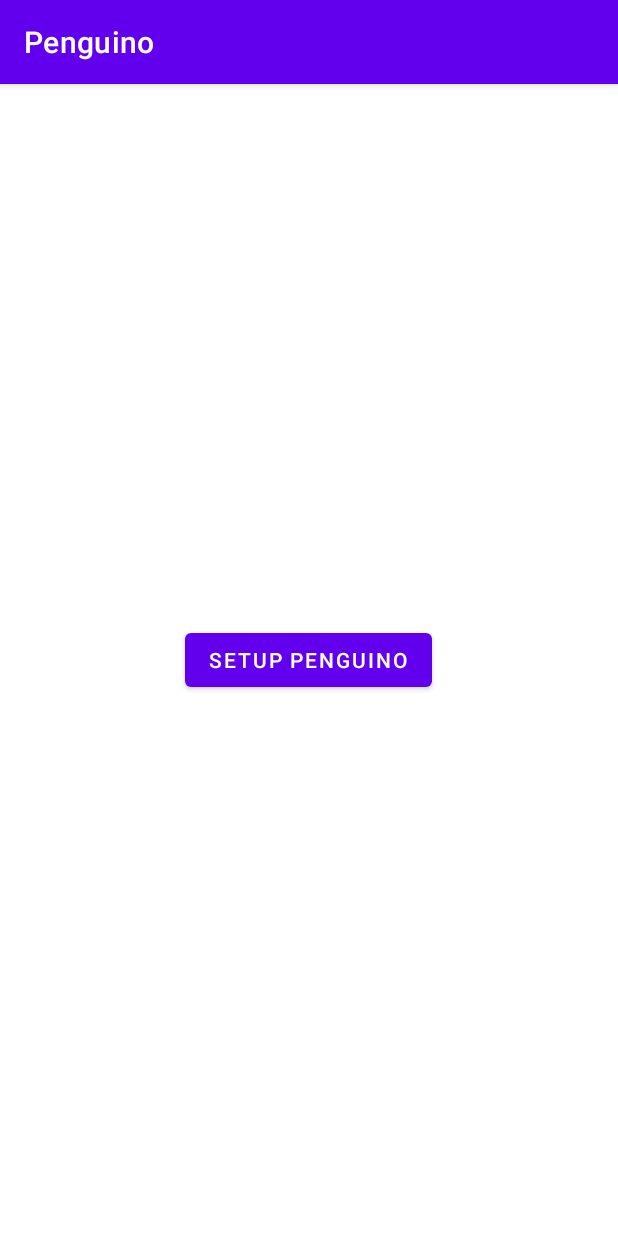
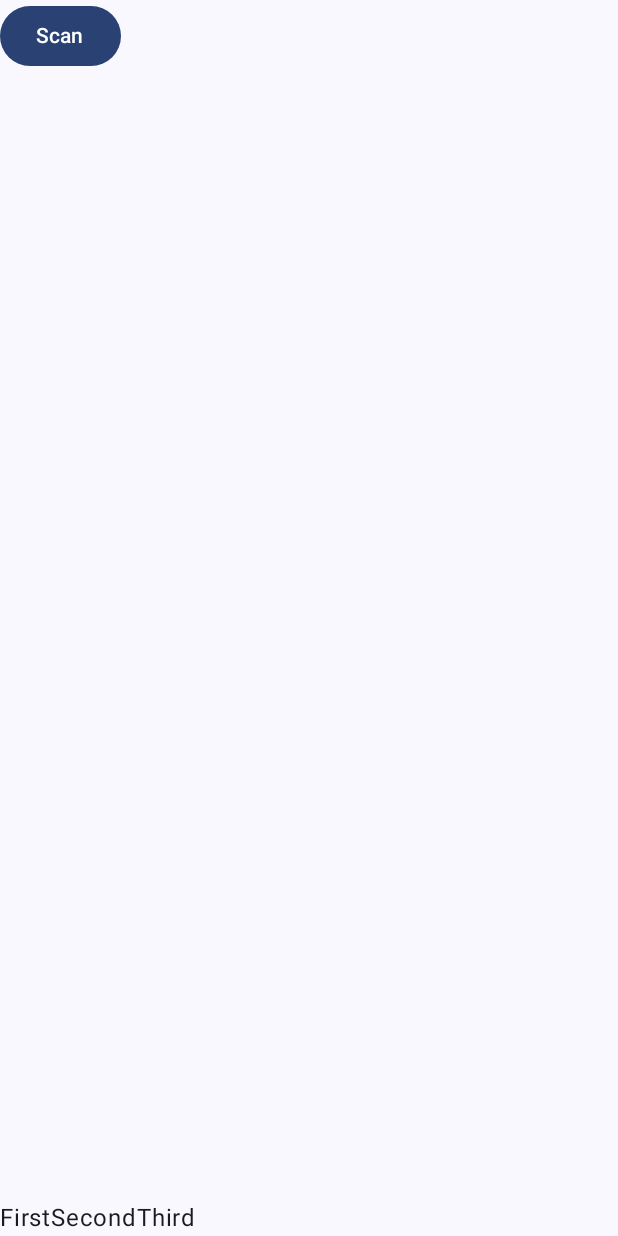
Before and after one commit to sxxxi/penguino-app, an Android app built with Jetpack Compose: the screen it shows after launch (MainActivity before the commit, ComposeActivity after it), on a phone screen of 412 x 824 dp. Run offline under Robolectric (Android 15) with nearby library versions, the light colour scheme and no system bars; our stand-ins replace Dagger/Hilt's generated code.

Commit message:
Start Jetpack compose migration

```diff
--- /dev/null
+++ b/app/src/main/java/com/penguino/BluetoothApp.kt
@@ -0,0 +1,8 @@
+package com.penguino
+
+import android.app.Application
+import dagger.hilt.android.HiltAndroidApp
+
+@HiltAndroidApp
+class BluetoothApp: Application() {
+}
--- /dev/null
+++ b/app/src/main/java/com/penguino/ComposeActivity.kt
@@ -0,0 +1,131 @@
+package com.penguino
+
+import android.Manifest
+import android.os.Bundle
+import android.util.Log
+import androidx.activity.ComponentActivity
+import androidx.activity.compose.setContent
+import androidx.activity.result.ActivityResultLauncher
+import androidx.activity.result.contract.ActivityResultContracts
+import androidx.compose.foundation.layout.Box
+import androidx.compose.foundation.layout.Row
+import androidx.compose.foundation.layout.fillMaxSize
+import androidx.compose.foundation.layout.padding
+import androidx.compose.material3.BottomAppBar
+import androidx.compose.material3.ExperimentalMaterial3Api
+import androidx.compose.material3.MaterialTheme
+import androidx.compose.material3.Scaffold
+import androidx.compose.material3.Surface
+import androidx.compose.material3.Text
+import androidx.compose.runtime.Composable
+import androidx.compose.runtime.collectAsState
+import androidx.compose.runtime.getValue
+import androidx.compose.ui.Modifier
+import androidx.compose.ui.tooling.preview.Preview
+import androidx.hilt.navigation.compose.hiltViewModel
+import androidx.navigation.NavController
+import androidx.navigation.NavHost
+import androidx.navigation.NavHostController
+import androidx.navigation.compose.NavHost
+import androidx.navigation.compose.composable
+import androidx.navigation.compose.rememberNavController
+import com.penguino.ui.theme.PenguinoTheme
+import com.penguino.viewmodels.BluetoothVM
+import com.penguino.views.DeviceList
+import com.penguino.views.DeviceScan
+import com.penguino.views.HomeScreen
+import dagger.hilt.android.AndroidEntryPoint
+import dagger.hilt.android.HiltAndroidApp
+
+@AndroidEntryPoint
+class ComposeActivity : ComponentActivity() {
+    // A popup for granting access. This is temporary and I am looking for better alternatives.
+    private val multiplePermissionLauncher: ActivityResultLauncher<Array<String>> =
+        registerForActivityResult(
+            ActivityResultContracts.RequestMultiplePermissions()
+        ) { results ->
+            results.forEach {
+                Log.d("BOOBA", "${it.key}: ${it.value}")
+            }
+        }
+
+    override fun onCreate(savedInstanceState: Bundle?) {
+        super.onCreate(savedInstanceState)
+        setContent {
+            PenguinoTheme {
+                // A surface container using the 'background' color from the theme
+                Surface(
+                    modifier = Modifier.fillMaxSize(),
+                    color = MaterialTheme.colorScheme.background
+                ) {
+                    MainScreen()
+                }
+            }
+        }
+        // Ask permission on application launch
+        multiplePermissionLauncher.launch(arrayOf(
+            Manifest.permission.BLUETOOTH_CONNECT,
+            Manifest.permission.BLUETOOTH_SCAN,
+            Manifest.permission.ACCESS_FINE_LOCATION,
+            Manifest.permission.ACCESS_COARSE_LOCATION,
+        ))
+    }
+}
+
+@Composable
+fun BottomBar() {
+    Row {
+        Text("First")
+        Text("Second")
+        Text("Third")
+    }
+}
+
+
+
+@OptIn(ExperimentalMaterial3Api::class)
+@Composable
+fun MainScreen(
+    modifier: Modifier = Modifier,
+    btVM: BluetoothVM = hiltViewModel(),
+    navController: NavHostController = rememberNavController()
+) {
+    Scaffold (
+        bottomBar = { BottomBar() }
+    ) {
+        NavHost(
+            navController = navController,
+            startDestination = "home",
+            modifier = modifier.padding(it)
+        ) {
+            composable("home") {
+                HomeScreen(onNavigateToScan = { navController.navigate("scan") })
+            }
+            composable("scan") {
+                btVM.scanDevices()
+                DeviceScan(
+                    onNavigateToDeviceList = { navController.navigate("deviceList") },
+                    onNavigateToHome = { navController.navigate("home") },
+                )
+            }
+            composable("deviceList") {
+                DeviceList()
+            }
+        }
+
+    }
+}
+
+@Preview(showBackground = true)
+@Composable
+fun MainScreenPreview() {
+    PenguinoTheme {
+        // A surface container using the 'background' color from the theme
+        Surface(
+            modifier = Modifier.fillMaxSize(),
+            color = MaterialTheme.colorScheme.background
+        ) {
+            MainScreen()
+        }
+    }
+}
--- /dev/null
+++ b/app/src/main/java/com/penguino/bluetooth/services/BluetoothManagement.kt
@@ -0,0 +1,7 @@
+package com.penguino.bluetooth.services
+
+import android.bluetooth.BluetoothAdapter
+
+interface BluetoothManagement {
+    fun scanDevices();
+}
--- /dev/null
+++ b/app/src/main/java/com/penguino/hilt/HiltModule.kt
@@ -0,0 +1,33 @@
+package com.penguino.hilt
+
+import android.bluetooth.BluetoothAdapter
+import android.bluetooth.BluetoothManager
+import android.content.Context
+import android.util.Log
+import com.penguino.bluetooth.services.BluetoothManagement
+import com.penguino.bluetooth.services.BluetoothManagementImpl
+import dagger.Module
+import dagger.Provides
+import dagger.hilt.InstallIn
+import dagger.hilt.android.qualifiers.ApplicationContext
+import dagger.hilt.components.SingletonComponent
+import javax.inject.Singleton
+
+@Module
+@InstallIn(SingletonComponent::class)
+object HiltModule {
+
+    @Provides
+    @Singleton
+    fun provideBluetoothAdapter(
+        @ApplicationContext context: Context
+    ): BluetoothAdapter {
+        return context.getSystemService(BluetoothManager::class.java).adapter
+    }
+
+    @Provides
+    @Singleton
+    fun provideBluetoothManagement(bluetoothAdapter: BluetoothAdapter): BluetoothManagement {
+        return BluetoothManagementImpl(bluetoothAdapter)
+    }
+}
--- /dev/null
+++ b/app/src/main/java/com/penguino/ui/theme/Color.kt
@@ -0,0 +1,11 @@
+package com.penguino.ui.theme
+
+import androidx.compose.ui.graphics.Color
+
+val Purple80 = Color(0xFFD0BCFF)
+val PurpleGrey80 = Color(0xFFCCC2DC)
+val Pink80 = Color(0xFFEFB8C8)
+
+val Purple40 = Color(0xFF6650a4)
+val PurpleGrey40 = Color(0xFF625b71)
+val Pink40 = Color(0xFF7D5260)
--- /dev/null
+++ b/app/src/main/java/com/penguino/ui/theme/Theme.kt
@@ -0,0 +1,70 @@
+package com.penguino.ui.theme
+
+import android.app.Activity
+import android.os.Build
+import androidx.compose.foundation.isSystemInDarkTheme
+import androidx.compose.material3.MaterialTheme
+import androidx.compose.material3.darkColorScheme
+import androidx.compose.material3.dynamicDarkColorScheme
+import androidx.compose.material3.dynamicLightColorScheme
+import androidx.compose.material3.lightColorScheme
+import androidx.compose.runtime.Composable
+import androidx.compose.runtime.SideEffect
+import androidx.compose.ui.graphics.toArgb
+import androidx.compose.ui.platform.LocalContext
+import androidx.compose.ui.platform.LocalView
+import androidx.core.view.WindowCompat
+
+private val DarkColorScheme = darkColorScheme(
+    primary = Purple80,
+    secondary = PurpleGrey80,
+    tertiary = Pink80
+)
+
+private val LightColorScheme = lightColorScheme(
+    primary = Purple40,
+    secondary = PurpleGrey40,
+    tertiary = Pink40
+
+    /* Other default colors to override
+    background = Color(0xFFFFFBFE),
+    surface = Color(0xFFFFFBFE),
+    onPrimary = Color.White,
+    onSecondary = Color.White,
+    onTertiary = Color.White,
+    onBackground = Color(0xFF1C1B1F),
+    onSurface = Color(0xFF1C1B1F),
+    */
+)
+
+@Composable
+fun PenguinoTheme(
+    darkTheme: Boolean = isSystemInDarkTheme(),
+    // Dynamic color is available on Android 12+
+    dynamicColor: Boolean = true,
+    content: @Composable () -> Unit
+) {
+    val colorScheme = when {
+        dynamicColor && Build.VERSION.SDK_INT >= Build.VERSION_CODES.S -> {
+            val context = LocalContext.current
+            if (darkTheme) dynamicDarkColorScheme(context) else dynamicLightColorScheme(context)
+        }
+
+        darkTheme -> DarkColorScheme
+        else -> LightColorScheme
+    }
+    val view = LocalView.current
+    if (!view.isInEditMode) {
+        SideEffect {
+            val window = (view.context as Activity).window
+            window.statusBarColor = colorScheme.primary.toArgb()
+            WindowCompat.getInsetsController(window, view).isAppearanceLightStatusBars = darkTheme
+        }
+    }
+
+    MaterialTheme(
+        colorScheme = colorScheme,
+        typography = Typography,
+        content = content
+    )
+}
--- /dev/null
+++ b/app/src/main/java/com/penguino/ui/theme/Type.kt
@@ -0,0 +1,34 @@
+package com.penguino.ui.theme
+
+import androidx.compose.material3.Typography
+import androidx.compose.ui.text.TextStyle
+import androidx.compose.ui.text.font.FontFamily
+import androidx.compose.ui.text.font.FontWeight
+import androidx.compose.ui.unit.sp
+
+// Set of Material typography styles to start with
+val Typography = Typography(
+    bodyLarge = TextStyle(
+        fontFamily = FontFamily.Default,
+        fontWeight = FontWeight.Normal,
+        fontSize = 16.sp,
+        lineHeight = 24.sp,
+        letterSpacing = 0.5.sp
+    )
+    /* Other default text styles to override
+    titleLarge = TextStyle(
+        fontFamily = FontFamily.Default,
+        fontWeight = FontWeight.Normal,
+        fontSize = 22.sp,
+        lineHeight = 28.sp,
+        letterSpacing = 0.sp
+    ),
+    labelSmall = TextStyle(
+        fontFamily = FontFamily.Default,
+        fontWeight = FontWeight.Medium,
+        fontSize = 11.sp,
+        lineHeight = 16.sp,
+        letterSpacing = 0.5.sp
+    )
+    */
+)
--- /dev/null
+++ b/app/src/main/java/com/penguino/viewmodels/BluetoothVM.kt
@@ -0,0 +1,72 @@
+package com.penguino.viewmodels
+
+import android.annotation.SuppressLint
+import android.bluetooth.BluetoothAdapter
+import android.bluetooth.le.BluetoothLeScanner
+import android.bluetooth.le.ScanCallback
+import android.bluetooth.le.ScanResult
+import android.os.Handler
+import android.os.Looper
+import android.util.Log
+import androidx.compose.runtime.MutableState
+import androidx.compose.runtime.getValue
+import androidx.compose.runtime.mutableStateListOf
+import androidx.compose.runtime.mutableStateOf
+import androidx.compose.runtime.setValue
+import androidx.lifecycle.ViewModel
+import com.penguino.bluetooth.models.DeviceInfo
+import dagger.hilt.android.lifecycle.HiltViewModel
+import kotlinx.coroutines.flow.MutableStateFlow
+import kotlinx.coroutines.flow.StateFlow
+import kotlinx.coroutines.flow.asStateFlow
+import kotlinx.coroutines.flow.update
+import javax.inject.Inject
+
+enum class ScanStatus {
+    Scanning,
+    Idle
+}
+
+@SuppressLint("MissingPermission")
+@HiltViewModel
+class BluetoothVM @Inject constructor(
+    private val btAdapter: BluetoothAdapter,
+): ViewModel() {
+    private var _scanning = MutableStateFlow(ScanStatus.Idle)
+    var scanning = _scanning.asStateFlow()
+
+    val scannedDevices = mutableStateListOf<DeviceInfo>()
+
+    private val scanCallback: ScanCallback = object: ScanCallback() {
+        override fun onScanResult(callbackType: Int, result: ScanResult?) {
+            super.onScanResult(callbackType, result)
+            result?.let { res ->
+                val device = res.device
+                val deviceInfo = DeviceInfo(device.name ?: "NO_NAME", device.address)
+                scannedDevices.add(deviceInfo)
+            }
+        }
+    }
+
+    fun scanDevices() {
+        if (scanning.value == ScanStatus.Scanning) return
+        val scanner: BluetoothLeScanner = btAdapter.bluetoothLeScanner
+        Log.d("FOO", "Starting scan")
+
+        _scanning.value = ScanStatus.Scanning
+
+        Log.d("BAZ", "${scanning.value}")
+
+        scanner.startScan(scanCallback)
+        Handler(Looper.getMainLooper()).postDelayed({ ->
+            scanner.stopScan(scanCallback)
+            Log.d("FOO", "Stopping scan")
+
+            _scanning.value = ScanStatus.Idle
+
+
+            Log.d("BAZ", "${scanning.value}")
+
+        }, 5000)
+    }
+}
--- /dev/null
+++ b/app/src/main/java/com/penguino/views/StartScreen.kt
@@ -0,0 +1,57 @@
+package com.penguino.views
+
+import androidx.compose.foundation.layout.Column
+import androidx.compose.foundation.layout.Row
+import androidx.compose.foundation.layout.fillMaxSize
+import androidx.compose.foundation.lazy.LazyColumn
+import androidx.compose.material3.Button
+import androidx.compose.material3.Text
+import androidx.compose.runtime.Composable
+import androidx.compose.runtime.collectAsState
+import androidx.compose.runtime.getValue
+import androidx.compose.ui.Modifier
+import androidx.hilt.navigation.compose.hiltViewModel
+import com.penguino.viewmodels.BluetoothVM
+import com.penguino.viewmodels.ScanStatus
+import androidx.compose.runtime.getValue
+import androidx.compose.runtime.remember
+import androidx.compose.runtime.setValue
+import androidx.compose.foundation.lazy.items
+
+@Composable
+fun HomeScreen(
+    modifier: Modifier = Modifier,
+    testVM: BluetoothVM = hiltViewModel(),
+    onNavigateToScan: () -> Unit,
+) {
+    val scanState by testVM.scanning.collectAsState()
+    val scannedDevices = remember { testVM.scannedDevices }
+
+    Column(modifier = modifier.fillMaxSize()) {
+        when (scanState) {
+            ScanStatus.Idle -> {
+                if (scannedDevices.size == 0) {
+                    Button(onClick = {
+                        testVM.scanDevices()
+                    }) {
+                        Text("Scan")
+                    }
+                } else {
+                    LazyColumn {
+                        items(scannedDevices) {
+                            Row {
+                                Text(it.name)
+                                Text(it.address)
+                            }
+                        }
+                    }
+                }
+            }
+
+            ScanStatus.Scanning -> {
+                Text("Scanning")
+            }
+        }
+
+    }
+}
--- a/app/src/main/res/values/strings.xml
+++ b/app/src/main/res/values/strings.xml
@@ -6,4 +6,5 @@
     <string name="edit_name">Name</string>
     <string name="edit_age">Age</string>
     <string name="button_register">Register</string>
+    <string name="title_activity_compose">ComposeActivity</string>
 </resources>
```
Also changed, not shown: app/build.gradle (+37 -4 lines), app/src/main/AndroidManifest.xml (+27 -15 lines), app/src/main/java/com/penguino/bluetooth/BleConnect.kt (added, +26 -0 lines), app/src/main/java/com/penguino/bluetooth/services/BluetoothManagementImpl.kt (added, +47 -0 lines), app/src/main/java/com/penguino/views/DeviceDiscoveryScreen.kt (added, +13 -0 lines), app/src/main/java/com/penguino/views/DeviceScanScreen.kt (added, +46 -0 lines), build.gradle (+9 -0 lines).
